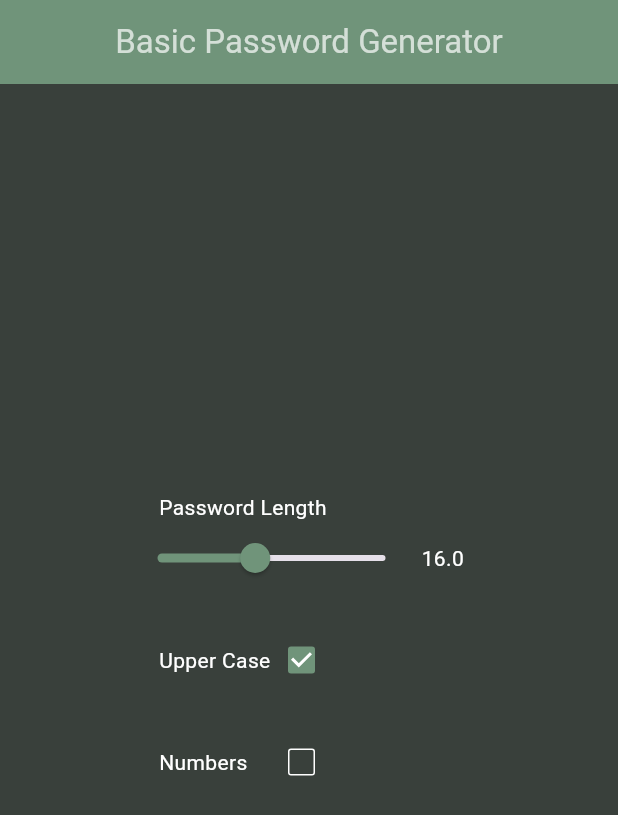
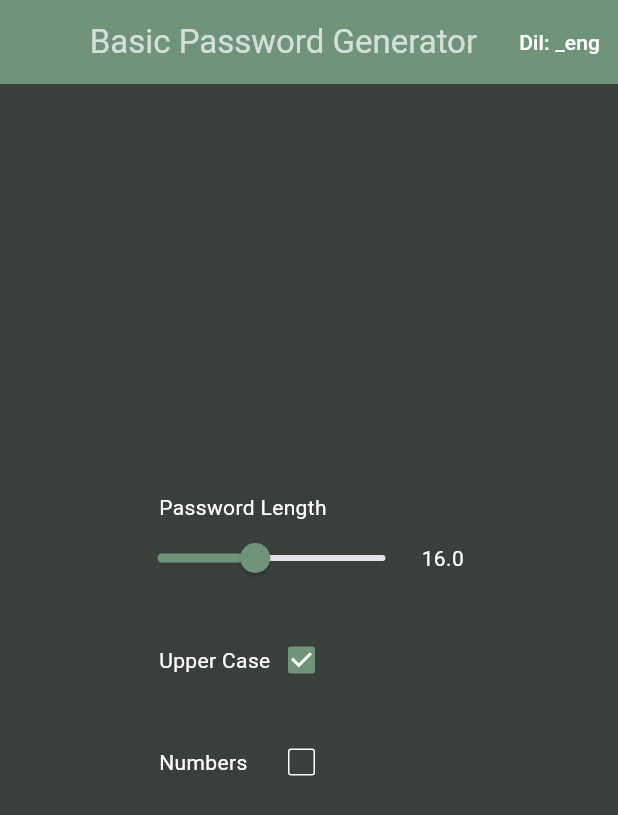
Before and after one commit to erenkarakayaw/basicflutterpasswordgenerator, a Flutter app: the screen it shows after launch, on a phone screen of 412 x 824 dp. Shown: the top 815 px of the screen. Run offline on Flutter 3.47's test engine with Material 3 defaults, Android fonts, the phone set to English and light mode, and no system bars; missing offline and left inert: dart:html.

Commit message:
enson
enson degisiklikler

```diff
--- a/lib/appBody.dart
+++ b/lib/appBody.dart
@@ -1,3 +1,5 @@
+import 'dart:html';
+
 import 'package:flutter/material.dart';
 import 'checkBoxArea.dart';
 
@@ -62,6 +64,13 @@ class _appBody extends State<appBody> {
         centerTitle: true,
         title:
             Text(GetKey("appbartext"), style: TextStyle(color: Colors.white70)),
+        actions: <Widget>[
+          TextButton(
+            onPressed: () => {},
+            child: Text("Dil: $dil", style: TextStyle(color: Colors.white)),
+            style: ButtonStyle(),
+          )
+        ],
       ),
       body: Center(
         child: Column(
@@ -112,7 +121,9 @@ class _appBody extends State<appBody> {
               height: 20,
             ),
             checkBoxArea(
-                localkey: GetKey("numbers"), value: _numbers, onChanged: setNumbers),
+                localkey: GetKey("numbers"),
+                value: _numbers,
+                onChanged: setNumbers),
             Container(
               height: 20,
             )
```
